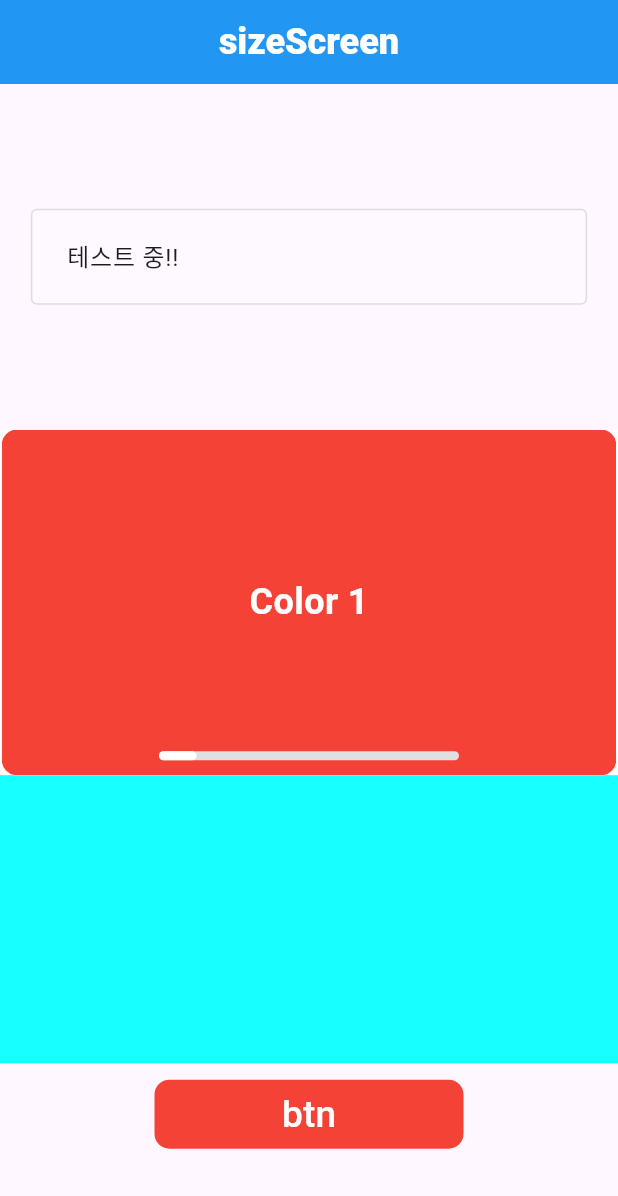
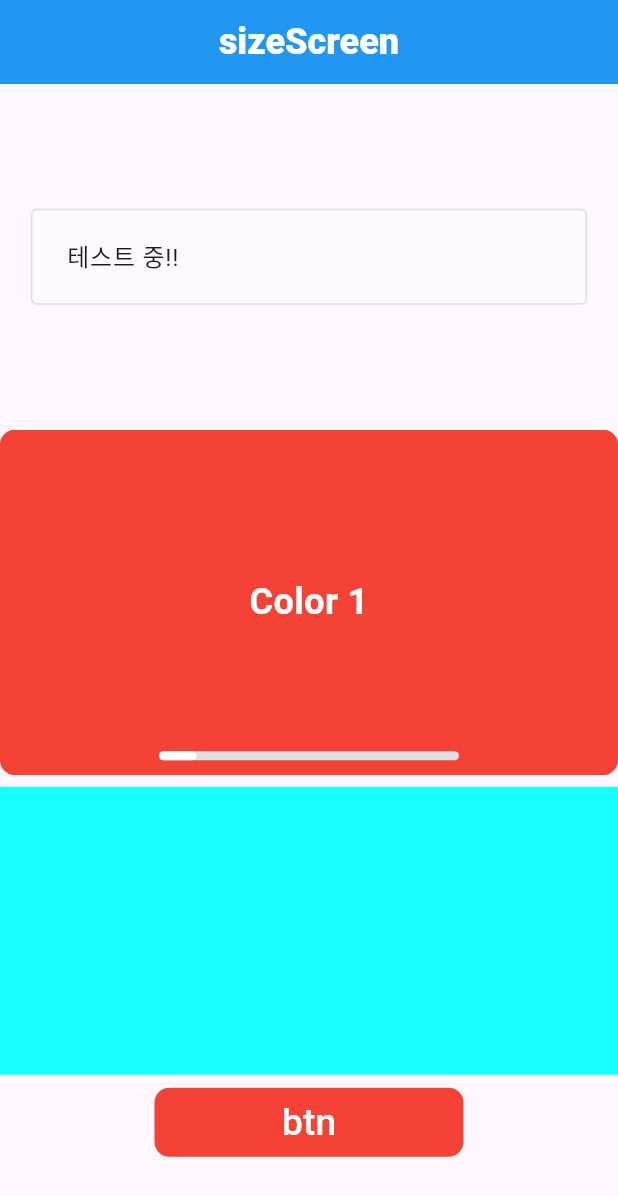
Before and after one commit to Kwontaebin/clean_up_code, a Flutter app: the screen it shows after launch, on a phone screen of 412 x 824 dp. Shown: the top 1196 px of the screen. Run offline on Flutter 3.47's test engine with Material 3 defaults, Android fonts, the phone set to English and light mode, and no system bars; drawn by our look-alikes of carousel_slider.

Commit message:
SizedBox.expand 위젯을 사용해서 어떠한 기기라도 화면이 꽉 차도록 수정

```diff
--- a/lib/setting_device_size/view/size.dart
+++ b/lib/setting_device_size/view/size.dart
@@ -55,11 +55,12 @@ class _SizeScreenState extends State<SizeScreen> {
                   height: deviceHeight(context) * 0.3,
                   child: const ImgSlideScreen(),
                 ),
+                SizedBox(height: deviceHeight(context) * 0.01),
                 Container(
                   height: deviceHeight(context) * 0.25,
                   color: Colors.cyanAccent,
                 ),
-                const SizedBox(height: 10),
+                SizedBox(height: deviceHeight(context) * 0.01),
                 CustomElevatedButton(
                   height: deviceHeight(context) * 0.06,
                   text: "btn",
--- a/lib/slide_img/view/slideImg.dart
+++ b/lib/slide_img/view/slideImg.dart
@@ -25,19 +25,16 @@ class _ImgSlideScreenState extends State<ImgSlideScreen> {
 
   @override
   Widget build(BuildContext context) {
-    return Container(
-      color: Colors.white,
-      child: Center(
-        child: Stack(
+    return Stack(
       alignment: Alignment.bottomCenter,
       children: [
-            CarouselSlider(
+        SizedBox.expand( // 화면 전체를 차지하도록 수정
+          child: CarouselSlider(
             carouselController: _carouselController,
             options: CarouselOptions(
-                enlargeCenterPage: false, // 현재 이미지 크게 표시(viewportFraction:1.0으로 설정해서 상관이 없음)
-                autoPlay: true, // 자동 슬라이드
-                autoPlayInterval: const Duration(seconds: 3), // 슬라이드 속도
-                viewportFraction: 1.0, // 슬라이드 간 간격 조절
+              autoPlay: true,
+              autoPlayInterval: const Duration(seconds: 3),
+              viewportFraction: 1.0,
               onPageChanged: (index, reason) {
                 setState(() {
                   _currentIndex = index;
@@ -50,6 +47,7 @@ class _ImgSlideScreenState extends State<ImgSlideScreen> {
               return Builder(
                 builder: (BuildContext context) {
                   return Container(
+                    width: double.infinity, // 슬라이드 아이템이 화면 너비 전체를 차지하도록 설정
                     decoration: BoxDecoration(
                       color: color,
                       borderRadius: BorderRadius.circular(10),
@@ -69,6 +67,7 @@ class _ImgSlideScreenState extends State<ImgSlideScreen> {
               );
             }).toList(),
           ),
+        ),
         Positioned(
           bottom: 10,
           child: Container(
@@ -79,8 +78,8 @@ class _ImgSlideScreenState extends State<ImgSlideScreen> {
               borderRadius: BorderRadius.circular(3),
             ),
             child: FractionallySizedBox(
-                  alignment: Alignment.centerLeft, // 프로그래스 바가 넘어가는 방향 외쪽 -> 오른쪽
-                  widthFactor: (_currentIndex + 1) / colors.length, // 프로그래스 바 게이지가 차는 넓이
+              alignment: Alignment.centerLeft,
+              widthFactor: (_currentIndex + 1) / colors.length,
               child: Container(
                 decoration: BoxDecoration(
                   color: Colors.white,
@@ -91,8 +90,6 @@ class _ImgSlideScreenState extends State<ImgSlideScreen> {
           ),
         ),
       ],
-        ),
-      ),
     );
   }
 }
```
Lines whose indentation alone changed are shown as unchanged.
